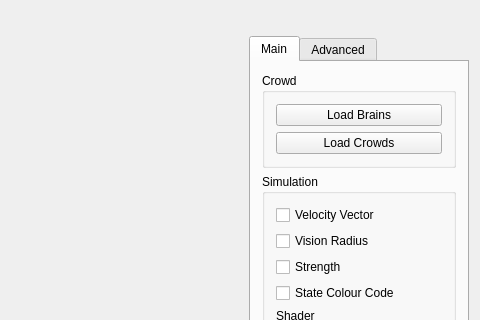
Before: the Qt Designer form CrowdSimulator/ui/MainWindow.ui in carlospzlz/crowdsimulator, drawn with Qt 5; both pictures show x 544 to 1024 and y 0 to 320 of the 1024 by 729 pixel window.
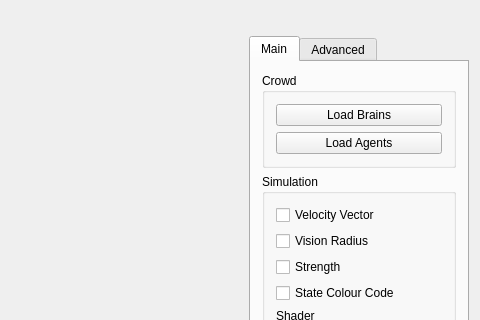
After: the same form once the commit is applied.

Commit message: agents instead of crowds, progressing with memory

```diff
--- a/CrowdSimulator/ui/MainWindow.ui
+++ b/CrowdSimulator/ui/MainWindow.ui
@@ -46,7 +46,7 @@
            <item row="1" column="1">
             <widget class="QPushButton" name="s_loadCrowdButton">
              <property name="text">
-              <string>Load Crowds</string>
+              <string>Load Agents</string>
              </property>
             </widget>
            </item>
```
Left out of the diff: 4 changed lines with no effect on the pictures. The commit also changes 21 other files.
